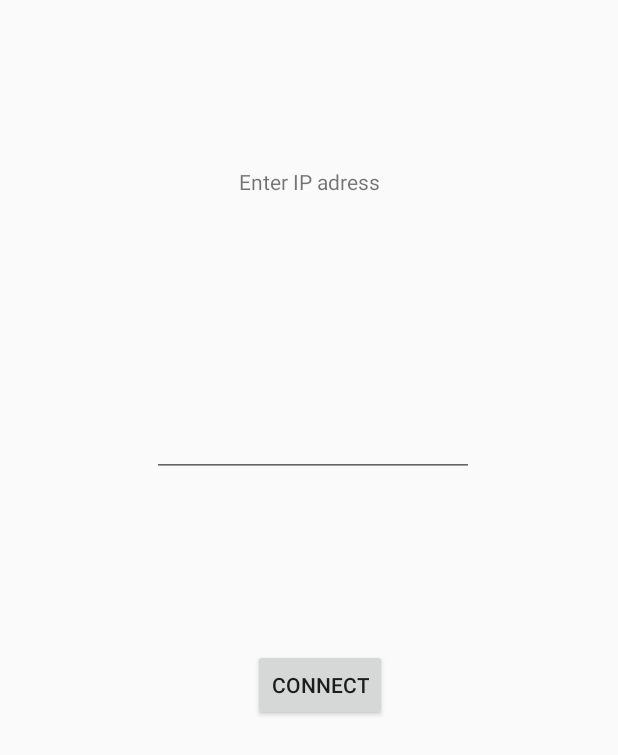
After one commit to bj0rnar/PILocker, an Android app: the InstallFragment screen opened through its navigation route, on a phone screen of 412 x 824 dp. The commit adds this screen. Shown: the top 755 px of the screen. Run offline under Robolectric (Android 15) with nearby library versions, the light colour scheme and no system bars; libraries missing offline, so code that uses them is left out: com.jcraft.jsch.

Commit message:
Sudo splash screen, fragments and styles

```diff
--- a/app/src/main/java/no/hiof/bjornap/pilocker/ConnectFragment.java
+++ b/app/src/main/java/no/hiof/bjornap/pilocker/ConnectFragment.java
@@ -1,6 +1,7 @@
 package no.hiof.bjornap.pilocker;
 
 
+import android.app.ProgressDialog;
 import android.os.Bundle;
 
 import androidx.annotation.NonNull;
@@ -18,6 +19,7 @@ import android.view.LayoutInflater;
 import android.view.View;
 import android.view.ViewGroup;
 import android.widget.Button;
+import android.widget.ProgressBar;
 
 
 public class ConnectFragment extends Fragment {
@@ -47,6 +49,26 @@ public class ConnectFragment extends Fragment {
 
         final NavController navController = Navigation.findNavController(view);
 
+        /**
+         * TODO: Check if encrypted SharedPreferences has a key
+         * TODO: If key exists, connect to SSH via JSCH library, if NO KEY => InstallFragment
+         * TODO: Create SERVICE to keep SESSION alive, or create new SESSION for each ACTION?
+         * NOTE: ViewModel can't keep session alive, network stuff on UI thread == epic failure
+         */
+
+
+        int key = 3;
+
+        //Basically slekk en ska ha dæ.
+        if (key == 0){
+            navController.navigate(R.id.action_connectFragment2_to_unlockFragment2);
+        }
+        else if (key == 1){
+            navController.navigate(R.id.action_connectFragment2_to_installFragment);
+        }
+
+
+        /*
         connectBtn = view.findViewById(R.id.connectButton);
         connectBtn.setOnClickListener(new View.OnClickListener() {
             @Override
@@ -57,5 +79,7 @@ public class ConnectFragment extends Fragment {
 
             }
         });
+
+         */
     }
 }
--- /dev/null
+++ b/app/src/main/java/no/hiof/bjornap/pilocker/InstallFragment.java
@@ -0,0 +1,31 @@
+package no.hiof.bjornap.pilocker;
+
+
+import android.os.Bundle;
+
+import androidx.fragment.app.Fragment;
+
+import android.view.LayoutInflater;
+import android.view.View;
+import android.view.ViewGroup;
+
+
+/**
+ * A simple {@link Fragment} subclass.
+ */
+public class InstallFragment extends Fragment {
+
+
+    public InstallFragment() {
+        // Required empty public constructor
+    }
+
+
+    @Override
+    public View onCreateView(LayoutInflater inflater, ViewGroup container,
+                             Bundle savedInstanceState) {
+        // Inflate the layout for this fragment
+        return inflater.inflate(R.layout.fragment_install, container, false);
+    }
+
+}
--- a/app/src/main/java/no/hiof/bjornap/pilocker/MainActivity.java
+++ b/app/src/main/java/no/hiof/bjornap/pilocker/MainActivity.java
@@ -16,17 +16,11 @@ import android.widget.Button;
 
 public class MainActivity extends AppCompatActivity {
 
-    private Button btn;
 
     @Override
     protected void onCreate(Bundle savedInstanceState) {
         super.onCreate(savedInstanceState);
         setContentView(R.layout.activity_main);
-        Toolbar toolbar = findViewById(R.id.toolbar);
-        setSupportActionBar(toolbar);
-
-        //Test 2
-
 
     }
 
--- a/app/src/main/java/no/hiof/bjornap/pilocker/Utility/SSHCommand.java
+++ b/app/src/main/java/no/hiof/bjornap/pilocker/Utility/SSHCommand.java
@@ -13,6 +13,10 @@ public class SSHCommand extends AsyncTask<String, Void, Boolean> {
 
     private PageViewModel pvm = new PageViewModel();
     private Session session;
+
+    /**
+     * FELT UNRELIABLE, MIGHT DELETE LATER
+     */
 
 
     @Override
--- a/app/src/main/java/no/hiof/bjornap/pilocker/Utility/SSHConnector.java
+++ b/app/src/main/java/no/hiof/bjornap/pilocker/Utility/SSHConnector.java
@@ -12,6 +12,11 @@ import com.jcraft.jsch.Session;
 public class SSHConnector extends AsyncTask<String, Void, String> {
 
     String returnMessage = "";
+
+    /**
+     * Connect => Run Command => Disconnect
+     * This works as intended, but reconnecting is required for each action
+     */
 
     //Pew pew
     public SSHConnector() {
--- /dev/null
+++ b/app/src/main/res/layout/fragment_install.xml
@@ -0,0 +1,54 @@
+<?xml version="1.0" encoding="utf-8"?>
+<FrameLayout xmlns:android="http://schemas.android.com/apk/res/android"
+    xmlns:tools="http://schemas.android.com/tools"
+    android:layout_width="match_parent"
+    android:layout_height="match_parent"
+    tools:context=".InstallFragment">
+    <RelativeLayout
+        android:layout_width="match_parent"
+        android:layout_height="match_parent">
+
+
+        <Button
+            android:layout_width="wrap_content"
+            android:layout_height="wrap_content"
+            android:layout_alignParentEnd="true"
+            android:layout_alignParentBottom="true"
+            android:layout_marginEnd="154dp"
+            android:text="Connect"
+            android:layout_marginBottom="343dp" />
+
+        <EditText
+            android:id="@+id/editText2"
+            android:layout_width="wrap_content"
+            android:layout_height="wrap_content"
+            android:layout_alignParentStart="true"
+            android:layout_alignParentEnd="true"
+            android:layout_alignParentBottom="true"
+            android:autofillHints="127.0.0.1"
+            android:layout_marginStart="101dp"
+            android:layout_marginEnd="96dp"
+            android:layout_marginBottom="506dp"
+            android:ems="10"
+            android:inputType="number|numberDecimal"
+            android:digits="0123456789."/>
+
+        <TextView
+            android:id="@+id/textView2"
+            android:layout_width="wrap_content"
+            android:layout_height="22dp"
+            android:layout_above="@+id/editText2"
+            android:layout_alignParentStart="true"
+            android:layout_alignParentTop="true"
+            android:layout_alignParentEnd="true"
+            android:layout_marginStart="159dp"
+            android:layout_marginTop="111dp"
+            android:layout_marginEnd="132dp"
+            android:layout_marginBottom="48dp"
+            android:text="Enter IP adress" />
+
+    </RelativeLayout>
+
+
+
+</FrameLayout>
--- a/app/src/main/res/layout/fragment_unlock.xml
+++ b/app/src/main/res/layout/fragment_unlock.xml
@@ -3,7 +3,6 @@
     xmlns:tools="http://schemas.android.com/tools"
     android:layout_width="match_parent"
     android:layout_height="match_parent"
-    android:background="@color/colorPrimary"
     tools:context=".UnlockFragment">
 
     <TextView
--- a/app/src/main/res/navigation/nav_graph.xml
+++ b/app/src/main/res/navigation/nav_graph.xml
@@ -13,6 +13,9 @@
             android:id="@+id/action_connectFragment2_to_unlockFragment2"
             app:destination="@id/unlockFragment2"
             app:popUpTo="@+id/connectFragment2" />
+        <action
+            android:id="@+id/action_connectFragment2_to_installFragment"
+            app:destination="@id/installFragment" />
     </fragment>
     <fragment
         android:id="@+id/unlockFragment2"
@@ -24,4 +27,9 @@
             app:destination="@id/connectFragment2"
             app:popUpTo="@+id/connectFragment2" />
     </fragment>
+    <fragment
+        android:id="@+id/installFragment"
+        android:name="no.hiof.bjornap.pilocker.InstallFragment"
+        android:label="fragment_install"
+        tools:layout="@layout/fragment_install" />
 </navigation>
--- a/app/src/main/res/values/strings.xml
+++ b/app/src/main/res/values/strings.xml
@@ -4,4 +4,5 @@
 
     <!-- TODO: Remove or change this placeholder text -->
     <string name="hello_blank_fragment">Hello blank fragment</string>
+    <string name="connecting">Connecting…</string>
 </resources>
```
Also changed, not shown: app/src/main/res/layout/activity_main.xml (+0 -13 lines), app/src/main/res/layout/fragment_connect.xml (+12 -4 lines), app/src/main/res/values/styles.xml (+11 -1 lines).
